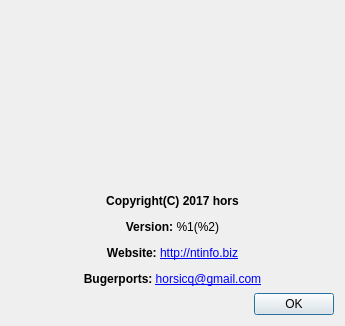
This is gui_source/dialogabout.ui in horsicq/Nauz-File-Detector as Qt 5 draws it before an edit. The edited form follows.
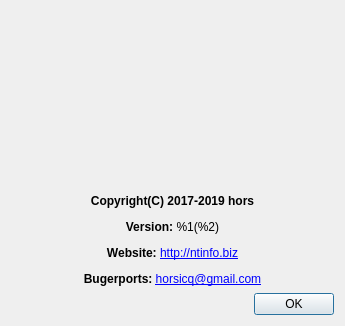
This is the edited form. Icons and pictures are not drawn.

Patch:
```diff
--- a/gui_source/dialogabout.ui
+++ b/gui_source/dialogabout.ui
@@ -54,7 +54,7 @@
    <item>
     <widget class="QLabel" name="labelInfo">
      <property name="text">
-      <string>&lt;html&gt;&lt;head/&gt;&lt;body&gt;&lt;p align=&quot;center&quot;&gt;&lt;span style=&quot; font-weight:600;&quot;&gt;Copyright(C) 2017 hors&lt;/span&gt;&lt;/p&gt;&lt;p align=&quot;center&quot;&gt;&lt;span style=&quot; font-weight:600;&quot;&gt;Version: &lt;/span&gt;%1(%2)&lt;/p&gt;&lt;p align=&quot;center&quot;&gt;&lt;span style=&quot; font-weight:600;&quot;&gt;Website: &lt;/span&gt;&lt;a href=&quot;http://ntinfo.biz&quot;&gt;&lt;span style=&quot; text-decoration: underline; color:#0000ff;&quot;&gt;http://ntinfo.biz&lt;/span&gt;&lt;/a&gt;&lt;/p&gt;&lt;p align=&quot;center&quot;&gt;&lt;span style=&quot; font-weight:600;&quot;&gt;Bugerports: &lt;/span&gt;&lt;a href=&quot;mailto:horsicq@gmail.com&quot;&gt;&lt;span style=&quot; text-decoration: underline; color:#0000ff;&quot;&gt;horsicq@gmail.com&lt;/span&gt;&lt;/a&gt;&lt;/p&gt;&lt;/body&gt;&lt;/html&gt;</string>
+      <string>&lt;html&gt;&lt;head/&gt;&lt;body&gt;&lt;p align=&quot;center&quot;&gt;&lt;span style=&quot; font-weight:600;&quot;&gt;Copyright(C) 2017-2019 hors&lt;/span&gt;&lt;/p&gt;&lt;p align=&quot;center&quot;&gt;&lt;span style=&quot; font-weight:600;&quot;&gt;Version: &lt;/span&gt;%1(%2)&lt;/p&gt;&lt;p align=&quot;center&quot;&gt;&lt;span style=&quot; font-weight:600;&quot;&gt;Website: &lt;/span&gt;&lt;a href=&quot;http://ntinfo.biz&quot;&gt;&lt;span style=&quot; text-decoration: underline; color:#0000ff;&quot;&gt;http://ntinfo.biz&lt;/span&gt;&lt;/a&gt;&lt;/p&gt;&lt;p align=&quot;center&quot;&gt;&lt;span style=&quot; font-weight:600;&quot;&gt;Bugerports: &lt;/span&gt;&lt;a href=&quot;mailto:horsicq@gmail.com&quot;&gt;&lt;span style=&quot; text-decoration: underline; color:#0000ff;&quot;&gt;horsicq@gmail.com&lt;/span&gt;&lt;/a&gt;&lt;/p&gt;&lt;/body&gt;&lt;/html&gt;</string>
      </property>
      <property name="openExternalLinks">
       <bool>true</bool>
```
